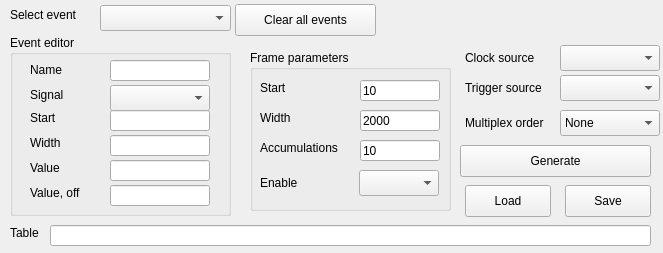
Qt form timinggenerator.ui (MOBILionSystems/MIPS-app-MOBILion) before a commit.
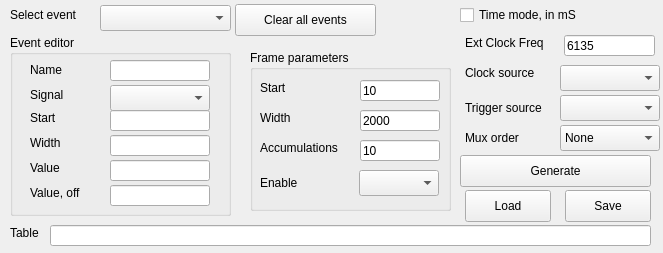
The same form after that commit.

Diff of the .ui file:
```diff
--- a/timinggenerator.ui
+++ b/timinggenerator.ui
@@ -202,7 +202,7 @@
    <property name="geometry">
     <rect>
      <x>465</x>
-     <y>80</y>
+     <y>100</y>
      <width>101</width>
      <height>16</height>
     </rect>
@@ -215,7 +215,7 @@
    <property name="geometry">
     <rect>
      <x>560</x>
-     <y>45</y>
+     <y>65</y>
      <width>100</width>
      <height>26</height>
     </rect>
@@ -339,7 +339,7 @@
    <property name="geometry">
     <rect>
      <x>560</x>
-     <y>75</y>
+     <y>95</y>
      <width>100</width>
      <height>26</height>
     </rect>
@@ -349,7 +349,7 @@
    <property name="geometry">
     <rect>
      <x>465</x>
-     <y>50</y>
+     <y>65</y>
      <width>91</width>
      <height>16</height>
     </rect>
@@ -382,7 +382,7 @@
    <property name="geometry">
     <rect>
      <x>460</x>
-     <y>145</y>
+     <y>155</y>
      <width>191</width>
      <height>32</height>
     </rect>
@@ -427,7 +427,7 @@
    <property name="geometry">
     <rect>
      <x>565</x>
-     <y>185</y>
+     <y>190</y>
      <width>86</width>
      <height>32</height>
     </rect>
@@ -443,7 +443,7 @@
    <property name="geometry">
     <rect>
      <x>465</x>
-     <y>185</y>
+     <y>190</y>
      <width>86</width>
      <height>32</height>
     </rect>
@@ -459,7 +459,7 @@
    <property name="geometry">
     <rect>
      <x>560</x>
-     <y>110</y>
+     <y>125</y>
      <width>100</width>
      <height>26</height>
     </rect>
@@ -504,13 +504,58 @@
    <property name="geometry">
     <rect>
      <x>465</x>
-     <y>115</y>
+     <y>130</y>
      <width>101</width>
      <height>16</height>
     </rect>
    </property>
    <property name="text">
-    <string>Multiplex order</string>
+    <string>Mux order</string>
+   </property>
+  </widget>
+  <widget class="QCheckBox" name="chkTimeMode">
+   <property name="geometry">
+    <rect>
+     <x>460</x>
+     <y>5</y>
+     <width>161</width>
+     <height>20</height>
+    </rect>
+   </property>
+   <property name="text">
+    <string>Time mode, in mS</string>
+   </property>
+  </widget>
+  <widget class="QLabel" name="label_16">
+   <property name="geometry">
+    <rect>
+     <x>465</x>
+     <y>35</y>
+     <width>91</width>
+     <height>16</height>
+    </rect>
+   </property>
+   <property name="text">
+    <string>Ext Clock Freq</string>
+   </property>
+  </widget>
+  <widget class="QLineEdit" name="leExtClkFreq">
+   <property name="geometry">
+    <rect>
+     <x>564</x>
+     <y>35</y>
+     <width>91</width>
+     <height>21</height>
+    </rect>
+   </property>
+   <property name="toolTip">
+    <string>Event name, must be unique</string>
+   </property>
+   <property name="text">
+    <string>6135</string>
+   </property>
+   <property name="readOnly">
+    <bool>true</bool>
    </property>
   </widget>
  </widget>
```
